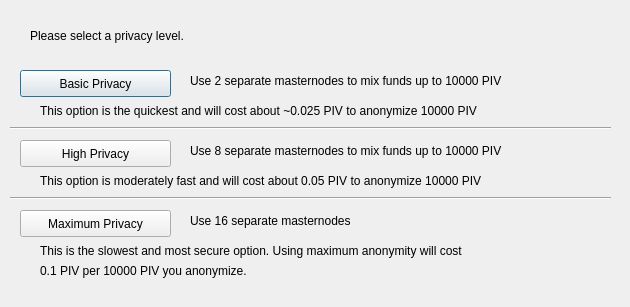
WisprProject/core, file src/qt/forms/obfuscationconfig.ui: the form before one commit.
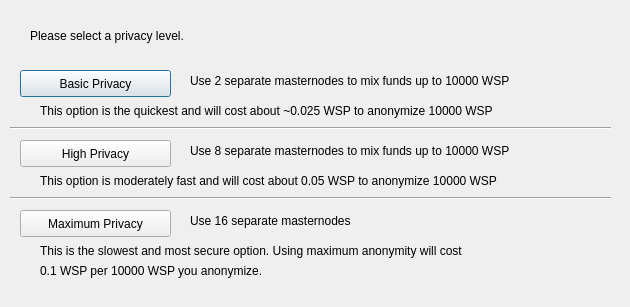
The form after the commit.

What changed in the file:
```diff
--- a/src/qt/forms/obfuscationconfig.ui
+++ b/src/qt/forms/obfuscationconfig.ui
@@ -75,7 +75,7 @@
                 </rect>
             </property>
             <property name="text">
-                <string>Use 2 separate masternodes to mix funds up to 10000 PIV</string>
+                <string>Use 2 separate masternodes to mix funds up to 10000 WSP</string>
             </property>
         </widget>
         <widget class="QLabel" name="label_3">
@@ -88,7 +88,7 @@
                 </rect>
             </property>
             <property name="text">
-                <string>Use 8 separate masternodes to mix funds up to 10000 PIV</string>
+                <string>Use 8 separate masternodes to mix funds up to 10000 WSP</string>
             </property>
         </widget>
         <widget class="QLabel" name="label_4">
@@ -114,7 +114,7 @@
                 </rect>
             </property>
             <property name="text">
-                <string>This option is the quickest and will cost about ~0.025 PIV to anonymize 10000 PIV</string>
+                <string>This option is the quickest and will cost about ~0.025 WSP to anonymize 10000 WSP</string>
             </property>
         </widget>
         <widget class="QLabel" name="label_7">
@@ -127,7 +127,7 @@
                 </rect>
             </property>
             <property name="text">
-                <string>This option is moderately fast and will cost about 0.05 PIV to anonymize 10000 PIV</string>
+                <string>This option is moderately fast and will cost about 0.05 WSP to anonymize 10000 WSP</string>
             </property>
         </widget>
         <widget class="QLabel" name="label_8">
@@ -153,7 +153,7 @@
                 </rect>
             </property>
             <property name="text">
-                <string>0.1 PIV per 10000 PIV you anonymize.</string>
+                <string>0.1 WSP per 10000 WSP you anonymize.</string>
             </property>
         </widget>
         <widget class="Line" name="line">
```
